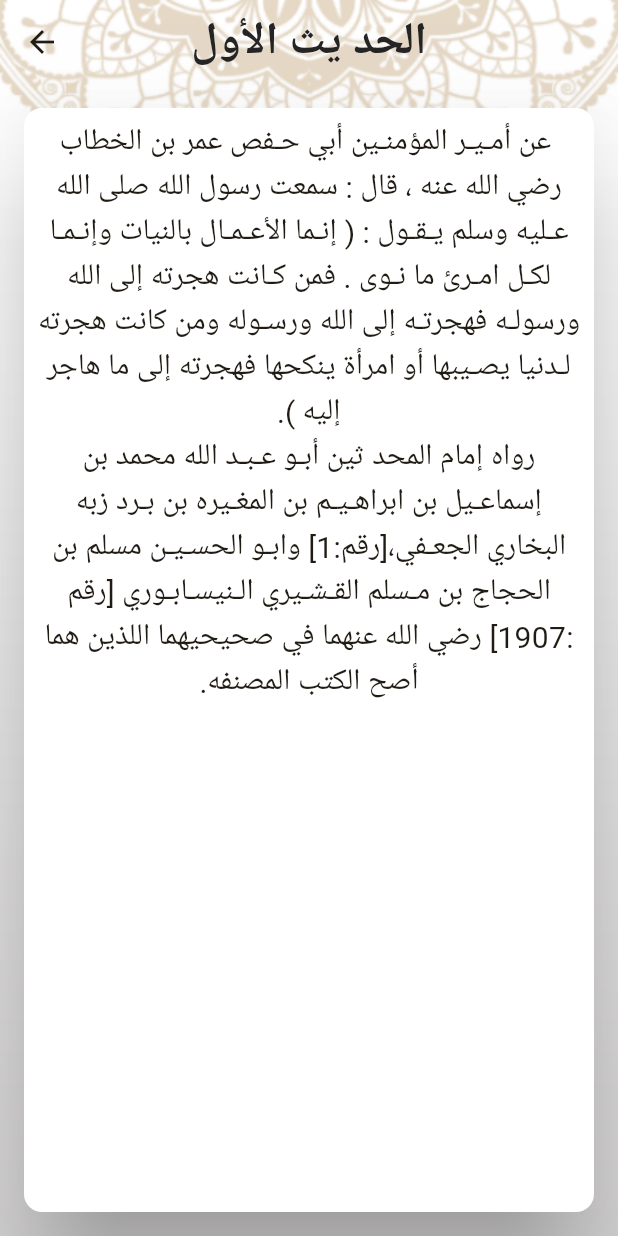
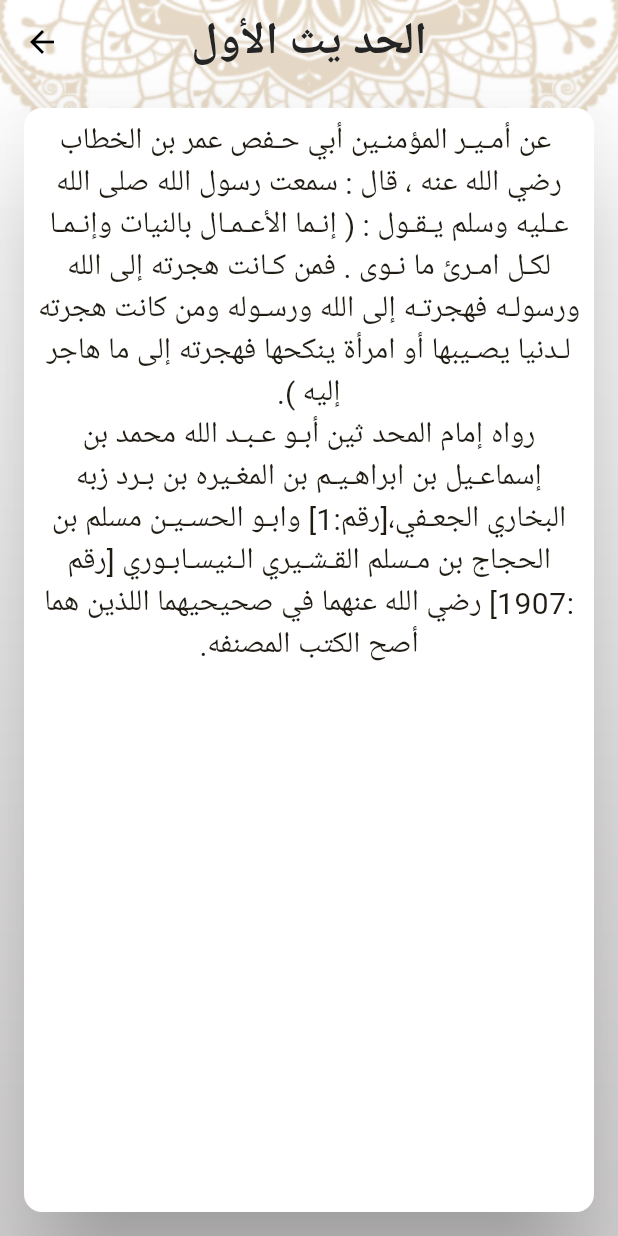
Before and after one commit to AliSamir070/islami-c11-maadi, a Flutter app: the HadethTab widget shown alone on an empty page, opened directly, after a tap on "الحد يث الأول", on a phone screen of 412 x 824 dp. Run offline on Flutter 3.47's test engine with Material 3 defaults, Android fonts, the phone set to English and light mode, and no system bars; Roboto replaces fonts that are missing (DecoType Thuluth).

Commit message:
+ finish settings tab + handle dark theme

```diff
--- /dev/null
+++ b/lib/style/AppStyle.dart
@@ -0,0 +1,138 @@
+import 'package:flutter/material.dart';
+
+class AppStyle{
+  static bool isDark = false;
+  static const Color lightPrimaryColor = Color(0xffB7935F);
+  static const Color darkPrimaryColor = Color(0xff141A2E);
+  static const Color darkSecondaryColor = Color(0xffFACC1D);
+
+  static ThemeData lightTheme = ThemeData(
+    textTheme: TextTheme(
+        bodySmall: TextStyle(
+            fontSize: 20,
+            fontFamily: "DecoType Thuluth"
+        ),
+        displayMedium: TextStyle(
+            fontWeight: FontWeight.bold,
+            fontSize: 25
+        ),
+      bodyLarge: TextStyle(
+        fontSize: 20,
+        fontWeight: FontWeight.bold,
+        color: lightPrimaryColor
+      ),
+      titleSmall: TextStyle(
+        fontSize: 20,
+        fontWeight: FontWeight.bold,
+        color: Colors.black
+      )
+
+    ),
+    scaffoldBackgroundColor: Colors.transparent,
+    dividerColor: lightPrimaryColor,
+    cardTheme: CardTheme(
+      color: Colors.white,
+      surfaceTintColor: Colors.white,
+    ),
+    dividerTheme: DividerThemeData(
+        thickness: 3,
+        color:lightPrimaryColor
+    ),
+    bottomNavigationBarTheme: BottomNavigationBarThemeData(
+        selectedItemColor: Colors.black,
+        unselectedItemColor:Colors.white,
+        selectedIconTheme: IconThemeData(
+            size: 40
+        ),
+        unselectedIconTheme: IconThemeData(
+            size: 40
+        )
+    ),
+    appBarTheme: AppBarTheme(
+        backgroundColor: Colors.transparent,
+        centerTitle: true,
+        iconTheme: IconThemeData(
+          color: Colors.black
+        ),
+        titleTextStyle: TextStyle(
+            fontSize: 30,
+            fontWeight: FontWeight.bold,
+            color: Color(0xff242424)
+        )
+    ),
+    colorScheme: ColorScheme.fromSeed(
+      seedColor: lightPrimaryColor,
+      primary: lightPrimaryColor,
+      onPrimary: Colors.white,
+      secondary: lightPrimaryColor.withOpacity(0.57),
+      onSecondary: Colors.black,
+      onPrimaryContainer: lightPrimaryColor,
+      onSecondaryContainer: Colors.white
+    ),
+    useMaterial3: true,
+  );
+  static ThemeData darkTheme = ThemeData(
+    cardTheme: CardTheme(
+      color: darkPrimaryColor,
+      surfaceTintColor: darkPrimaryColor,
+    ),
+    textTheme: TextTheme(
+        bodyLarge: TextStyle(
+            fontSize: 20,
+            fontWeight: FontWeight.bold,
+            color: darkSecondaryColor
+        ),
+        titleSmall: TextStyle(
+            fontSize: 20,
+            fontWeight: FontWeight.bold,
+            color: Colors.white
+        ),
+        bodySmall: TextStyle(
+            fontSize: 20,
+            fontFamily: "DecoType Thuluth",
+            color: darkSecondaryColor
+        ),
+        displayMedium: TextStyle(
+            fontWeight: FontWeight.bold,
+            fontSize: 25,
+            color: Colors.white
+        )
+
+    ),
+    scaffoldBackgroundColor: Colors.transparent,
+    dividerTheme: DividerThemeData(
+        thickness: 3,
+        color:darkSecondaryColor
+    ),
+    bottomNavigationBarTheme: BottomNavigationBarThemeData(
+        selectedItemColor: darkSecondaryColor,
+        unselectedItemColor:Colors.white,
+        selectedIconTheme: IconThemeData(
+            size: 40
+        ),
+        unselectedIconTheme: IconThemeData(
+            size: 40
+        )
+    ),
+    colorScheme: ColorScheme.fromSeed(
+        seedColor: darkPrimaryColor,
+        primary: darkPrimaryColor,
+        secondary: darkSecondaryColor,
+        onPrimaryContainer: darkSecondaryColor,
+        onSecondaryContainer: darkPrimaryColor
+    ),
+    appBarTheme: AppBarTheme(
+        iconTheme: IconThemeData(
+            color: Colors.white
+        ),
+
+        backgroundColor: Colors.transparent,
+        centerTitle: true,
+        titleTextStyle: TextStyle(
+            fontSize: 30,
+            fontWeight: FontWeight.bold,
+            color: Colors.white
+        )
+    ),
+  );
+}
--- a/lib/ui/hadeth_content.dart
+++ b/lib/ui/hadeth_content.dart
@@ -1,5 +1,7 @@
 import 'package:flutter/material.dart';
 import 'package:islamy_c11_maadi/model/hadeth_model.dart';
+
+import '../style/AppStyle.dart';
 
 class HadethContentScreen extends StatelessWidget {
   static const String routname = "HadethContentScreen";
@@ -11,7 +13,9 @@ class HadethContentScreen extends StatelessWidget {
     return Container(
         decoration: BoxDecoration(
             image: DecorationImage(
-                image: AssetImage("assets/images/background.png"),
+                image: AssetImage(AppStyle.isDark
+                    ?"assets/images/dark_background.png"
+                    :"assets/images/background.png"),
                 fit: BoxFit.fill
             )
         ),
@@ -31,10 +35,7 @@ class HadethContentScreen extends StatelessWidget {
                         args.content,
                         textAlign: TextAlign.center,
                         textDirection: TextDirection.rtl,
-                        style: TextStyle(
-                            fontSize: 20,
-                            fontFamily: "DecoType Thuluth"
-                        ),
+                        style: Theme.of(context).textTheme.bodySmall,
                     )),
                   ),
                 ),
--- a/lib/ui/home/tabs/hadeth_item.dart
+++ b/lib/ui/home/tabs/hadeth_item.dart
@@ -14,10 +14,7 @@ class HadethItem extends StatelessWidget {
       },
       child: Text(hadeth.title,
       textAlign: TextAlign.center,
-      style: TextStyle(
-        fontSize: 25,
-        fontWeight: FontWeight.bold
-      ),
+      style: Theme.of(context).textTheme.displayMedium,
       ),
     );
   }
--- a/lib/ui/home/tabs/hadeth_tab.dart
+++ b/lib/ui/home/tabs/hadeth_tab.dart
@@ -30,19 +30,19 @@ class _HadethTabState extends State<HadethTab> {
           decoration: BoxDecoration(
             border: Border(
               top: BorderSide(
-                color: Theme.of(context).colorScheme.primary,
+                color: Theme.of(context).colorScheme.onPrimaryContainer,
                 width: 2
               ),
               bottom: BorderSide(
-                  color: Theme.of(context).colorScheme.primary,
+                  color: Theme.of(context).colorScheme.onPrimaryContainer,
                   width: 2
               )
             )
           ),
           child: Text(
             "Ahadeth",
-            style: TextStyle(
-              fontSize: 25
+            style: Theme.of(context).textTheme.displayMedium?.copyWith(
+              fontWeight: FontWeight.w400
             ),
           ),
         ),
--- a/lib/ui/suracontent/sura_content_item.dart
+++ b/lib/ui/suracontent/sura_content_item.dart
@@ -9,10 +9,7 @@ class SuraContentItem extends StatelessWidget {
   Widget build(BuildContext context) {
     return Text(
       "$verse (${index+1})",
-      style: TextStyle(
-        fontSize: 20,
-        fontFamily: "DecoType Thuluth"
-      ),
+      style: Theme.of(context).textTheme.bodySmall,
 
       textAlign: TextAlign.center,textDirection: TextDirection.rtl,);
   }
--- a/lib/ui/suracontent/sura_content_screen.dart
+++ b/lib/ui/suracontent/sura_content_screen.dart
@@ -1,6 +1,8 @@
 import 'package:flutter/material.dart';
 import 'package:flutter/services.dart';
 import 'package:islamy_c11_maadi/ui/suracontent/sura_content_item.dart';
+
+import '../../style/AppStyle.dart';
 
 class SuraContentScreen extends StatefulWidget {
   static const String routeName = "SuraContentScreen";
@@ -20,7 +22,9 @@ class _SuraContentScreenState extends State<SuraContentScreen> {
     return Container(
         decoration: BoxDecoration(
             image: DecorationImage(
-                image: AssetImage("assets/images/background.png"),
+                image: AssetImage(AppStyle.isDark
+                    ?"assets/images/dark_background.png"
+                    :"assets/images/background.png"),
                 fit: BoxFit.fill
             )
         ),
```
Also changed, not shown: lib/main.dart (+4 -39 lines), lib/ui/home/home_screen.dart (+14 -2 lines), lib/ui/home/tabs/language_sheet.dart (added, +23 -0 lines), lib/ui/home/tabs/mode_sheet.dart (added, +23 -0 lines), lib/ui/home/tabs/quran_sura_widget.dart (+3 -9 lines), lib/ui/home/tabs/selected_item.dart (added, +21 -0 lines), lib/ui/home/tabs/settings_tab.dart (added, +100 -0 lines), lib/ui/home/tabs/unselected_item.dart (added, +12 -0 lines), assets/images/dark_background.png (added).
